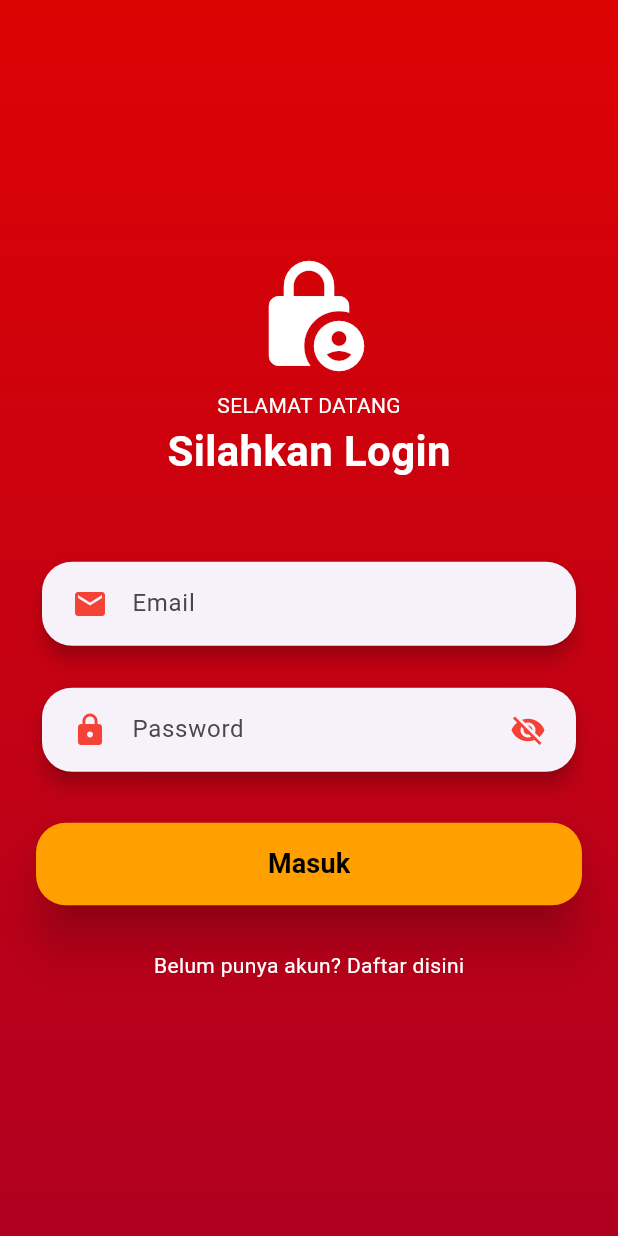
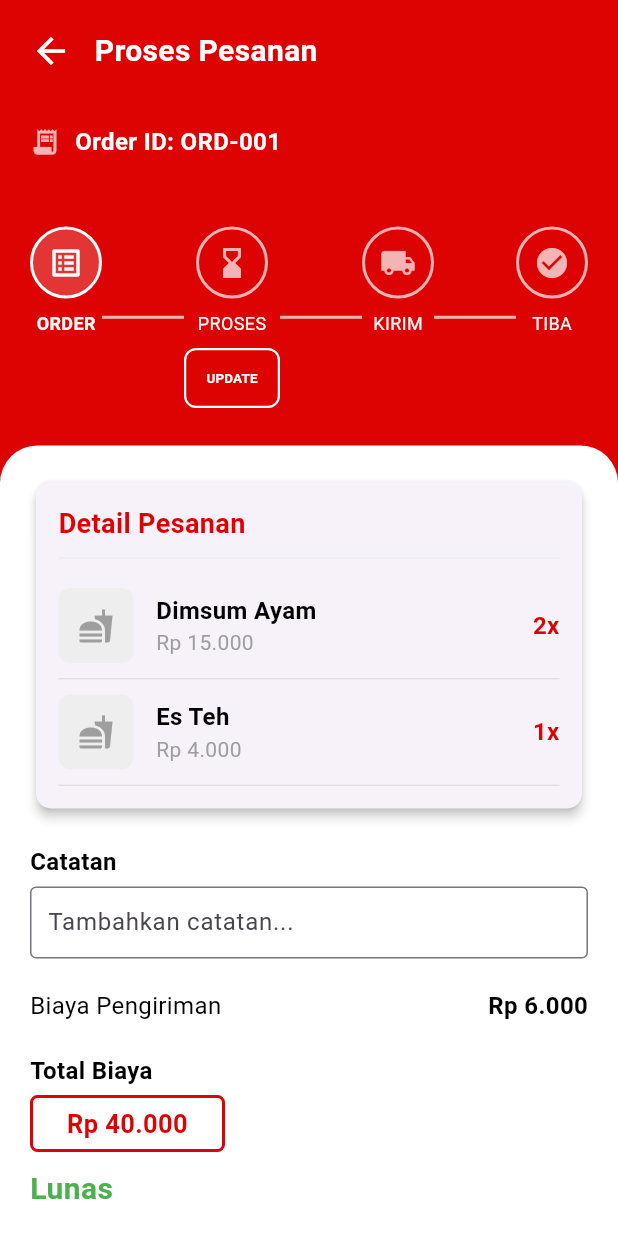
Before and after one commit to IsnaAinur/sumtime, a Flutter app: the screen it shows after launch, on a phone screen of 412 x 824 dp. Run offline on Flutter 3.47's test engine with Material 3 defaults, Android fonts, the light colour scheme and no system bars.

Commit message:
Tambah fitur pemrosesan pemesanan (bagian admin)

```diff
--- a/lib/main.dart
+++ b/lib/main.dart
@@ -1,13 +1,12 @@
 import 'package:flutter/material.dart';
-import 'login.dart';
-import 'beranda.dart';
+import 'pemesanan.dart';
 
 void main() {
-  runApp(const MyApp());
+  runApp(const SumTimeApp());
 }
 
-class MyApp extends StatelessWidget {
-  const MyApp({super.key});
+class SumTimeApp extends StatelessWidget {
+  const SumTimeApp({super.key});
 
   @override
   Widget build(BuildContext context) {
@@ -17,11 +16,9 @@ class MyApp extends StatelessWidget {
       theme: ThemeData(
         primarySwatch: Colors.orange,
       ),
-      // Atur route ke login dan beranda
       initialRoute: '/',
       routes: {
-        '/': (context) => const LoginPage(),
-        '/home': (context) => const BerandaPage(),
+        '/': (context) => const PemesananPage(),
       },
     );
   }
--- /dev/null
+++ b/lib/pemesanan.dart
@@ -0,0 +1,341 @@
+import 'package:flutter/material.dart';
+
+class PemesananPage extends StatefulWidget {
+  const PemesananPage({super.key});
+
+  @override
+  State<PemesananPage> createState() => _PemesananPageState();
+}
+
+class _PemesananPageState extends State<PemesananPage> {
+  static const Color primaryColor = Color(0xFFDD0303);
+  static const Color accentColor = Colors.black;
+  static const Color cardColor = Colors.white;
+
+  final String orderId = 'ORD-001';
+  final String deliveryFee = '6.000';
+  final String totalCost = '40.000';
+
+  int currentStatusIndex = 0;
+
+  final List<Map<String, dynamic>> statusData = [
+    {'title': 'ORDER', 'icon': Icons.list_alt},
+    {'title': 'PROSES', 'icon': Icons.hourglass_bottom},
+    {'title': 'KIRIM', 'icon': Icons.local_shipping},
+    {'title': 'TIBA', 'icon': Icons.check_circle},
+  ];
+
+  final List<Map<String, dynamic>> items = [
+    {'name': 'Dimsum Ayam', 'price': 'Rp 15.000', 'quantity': 2},
+    {'name': 'Es Teh', 'price': 'Rp 4.000', 'quantity': 1},
+  ];
+
+
+  // Update Status
+  void _updateStatus(int targetIndex) {
+    if (targetIndex == currentStatusIndex + 1) {
+      setState(() {
+        currentStatusIndex = targetIndex;
+      });
+      ScaffoldMessenger.of(context).showSnackBar(
+        SnackBar(
+          content: Text('Status berhasil diperbarui menjadi: ${statusData[currentStatusIndex]['title']}'),
+          duration: const Duration(seconds: 1),
+          backgroundColor: Colors.green,
+        ),
+      );
+    }
+  }
+
+  // Tahapan Proses
+  Widget _buildProcessStepWithButton(Map<String, dynamic> data, int index) {
+    bool isActive = index <= currentStatusIndex;
+    Color color = isActive ? Colors.white : Colors.white70;
+    const double buttonAreaHeight = 40;
+
+    return Column(
+      children: [
+        Container(
+          padding: const EdgeInsets.all(10),
+          decoration: BoxDecoration(
+            shape: BoxShape.circle,
+            border: Border.all(color: color, width: 2),
+            color: isActive ? Colors.white.withAlpha(51) : Colors.transparent,
+          ),
+          child: Icon(
+            data['icon'] as IconData,
+            color: color,
+            size: 24,
+          ),
+        ),
+        const SizedBox(height: 8),
+        Text(
+          data['title'] as String,
+          textAlign: TextAlign.center,
+          style: TextStyle(fontSize: 12, color: Colors.white, fontWeight: isActive ? FontWeight.bold : FontWeight.normal),
+        ),
+        const SizedBox(height: 8),
+
+        // Tombol update
+        SizedBox(
+          height: buttonAreaHeight,
+          child: index == currentStatusIndex + 1
+            ? OutlinedButton(
+                onPressed: () => _updateStatus(index),
+                style: OutlinedButton.styleFrom(
+                  foregroundColor: Colors.white,
+                  side: const BorderSide(color: Colors.white, width: 1.5),
+                  padding: const EdgeInsets.symmetric(horizontal: 5, vertical: 2),
+                  shape: RoundedRectangleBorder(borderRadius: BorderRadius.circular(8)),
+                ),
+                child: const Text('UPDATE', style: TextStyle(fontSize: 9, fontWeight: FontWeight.bold)),
+              )
+            : const SizedBox(),
+        ),
+      ],
+    );
+  }
+
+  // Pesanan
+  Widget _buildOrderItem(String name, String price, int quantity) {
+    return Column(
+      children: [
+        Padding(
+          padding: const EdgeInsets.symmetric(vertical: 10.0),
+          child: Row(
+            crossAxisAlignment: CrossAxisAlignment.center,
+            children: [
+              Container(
+                width: 50, height: 50,
+                decoration: BoxDecoration(
+                  borderRadius: BorderRadius.circular(8),
+                  color: Colors.grey[200],
+                ),
+                child: const Icon(Icons.fastfood, color: Colors.grey),
+              ),
+              const SizedBox(width: 15),
+              Expanded(
+                child: Column(
+                  crossAxisAlignment: CrossAxisAlignment.start,
+                  children: [
+                    Text(
+                      name,
+                      style: const TextStyle(fontSize: 16, fontWeight: FontWeight.bold, color: accentColor),
+                    ),
+                    Text(
+                      price,
+                      style: const TextStyle(fontSize: 14, color: Colors.grey),
+                    ),
+                  ],
+                ),
+              ),
+              Text(
+                '${quantity.toString()}x',
+                style: const TextStyle(fontSize: 16, fontWeight: FontWeight.bold, color: primaryColor),
+              ),
+            ],
+          ),
+        ),
+        const Divider(height: 1, color: Color(0xFFE0E0E0))
+      ],
+    );
+  }
+
+  @override
+  Widget build(BuildContext context) {
+    List<Widget> timelineWidgets = [];
+    for (int i = 0; i < statusData.length; i++) {
+      timelineWidgets.add(_buildProcessStepWithButton(statusData[i], i));
+      if (i < statusData.length - 1) {
+        bool isActiveLine = i < currentStatusIndex;
+        Color lineColor = isActiveLine ? Colors.white : Colors.white70;
+
+        timelineWidgets.add(
+          Expanded(
+            child: Container(
+              height: 2,
+              color: lineColor,
+            ),
+          ),
+        );
+      }
+    }
+
+    return Scaffold(
+      backgroundColor: primaryColor,
+      body: SingleChildScrollView(
+        child: Column(
+          crossAxisAlignment: CrossAxisAlignment.start,
+          children: [
+            SafeArea(
+              bottom: false,
+              child: Padding(
+                padding: const EdgeInsets.only(top: 10.0, bottom: 10.0, left: 10.0, right: 20.0),
+                child: Row(
+                  children: [
+                    IconButton(
+                      icon: const Icon(Icons.arrow_back, color: Colors.white, size: 28),
+                      onPressed: () {},
+                    ),
+                    const SizedBox(width: 5),
+                    const Text(
+                      'Proses Pesanan',
+                      style: TextStyle(fontSize: 20, fontWeight: FontWeight.bold, color: Colors.white),
+                    )
+                  ],
+                ),
+              ),
+            ),
+
+            // Header Info Pesanan
+            Container(
+              padding: const EdgeInsets.symmetric(horizontal: 20.0, vertical: 15.0),
+              color: primaryColor,
+              child: Row(
+                children: [
+                  const Icon(Icons.receipt_long, color: Colors.white70, size: 20),
+                  const SizedBox(width: 10),
+                  const Text('Order ID:', style: TextStyle(fontSize: 16, color: Colors.white, fontWeight: FontWeight.bold,)),
+                  Expanded(
+                    child: Text(
+                      ' $orderId',
+                      style: const TextStyle(fontSize: 16, fontWeight: FontWeight.bold, color: Colors.white),
+                      overflow: TextOverflow.ellipsis,
+                    ),
+                  ),
+                ],
+              ),
+            ),
+
+            // Timeline Status
+            Padding(
+              padding: const EdgeInsets.symmetric(horizontal: 20.0, vertical: 15.0),
+              child: Column(
+                crossAxisAlignment: CrossAxisAlignment.start,
+                children: [
+                  const SizedBox(height: 15),
+                  Row(
+                    mainAxisAlignment: MainAxisAlignment.spaceBetween,
+                    children: timelineWidgets,
+                  ),
+                  const SizedBox(height: 10),
+                ],
+              ),
+            ),
+
+            Container(
+              decoration: const BoxDecoration(
+                color: cardColor,
+                borderRadius: BorderRadius.only(
+                  topLeft: Radius.circular(25),
+                  topRight: Radius.circular(25),
+                ),
+              ),
+              child: Padding(
+                padding: const EdgeInsets.all(20.0),
+                child: Column(
+                  crossAxisAlignment: CrossAxisAlignment.start,
+                  children: [
+
+                    // Detail Pesanan
+                    Card(
+                      elevation: 3,
+                      shape: RoundedRectangleBorder(borderRadius: BorderRadius.circular(10)),
+                      child: Padding(
+                        padding: const EdgeInsets.all(15.0),
+                        child: Column(
+                          crossAxisAlignment: CrossAxisAlignment.start,
+                          children: [
+                            const Text('Detail Pesanan', style: TextStyle(fontSize: 18, fontWeight: FontWeight.bold, color: primaryColor)),
+                            const Divider(height: 20, thickness: 1.5, color: Color(0xFFEEEEEE)),
+
+                            // Daftar Item Pesanan
+                            ...items.map((item) {
+                              return _buildOrderItem(item['name'] as String, item['price'] as String, item['quantity'] as int);
+                            }),
+                          ],
+                        ),
+                      ),
+                    ),
+                    const SizedBox(height: 20),
+
+                    // Catatan
+                    const Text('Catatan', style: TextStyle(fontSize: 16, fontWeight: FontWeight.bold, color: accentColor)),
+                    const SizedBox(height: 5),
+                    const TextField(
+                      maxLines: 1,
+                      decoration: InputDecoration(
+                        border: OutlineInputBorder(),
+                        hintText: 'Tambahkan catatan...',
+                        contentPadding: EdgeInsets.all(8.0),
+                        focusedBorder: OutlineInputBorder(
+                          borderSide: BorderSide(color: primaryColor, width: 2),
+                        ),
+                      ),
+                    ),
+                    const SizedBox(height: 20),
+
+                    // Biaya Pengiriman
+                    Row(
+                      mainAxisAlignment: MainAxisAlignment.spaceBetween,
+                      children: [
+                        const Text('Biaya Pengiriman', style: TextStyle(fontSize: 16, color: accentColor)),
+                        Text(
+                          'Rp $deliveryFee',
+                          style: const TextStyle(fontSize: 16, fontWeight: FontWeight.bold, color: accentColor)
+                        ),
+                      ],
+                    ),
+                    const SizedBox(height: 20),
+
+                    // Total Biaya
+                    const Text('Total Biaya', style: TextStyle(fontSize: 16, color: accentColor, fontWeight: FontWeight.bold)),
+                    const SizedBox(height: 5),
+                    Container(
+                      width: 130,
+                      padding: const EdgeInsets.all(5),
+                      decoration: BoxDecoration(
+                        border: Border.all(color: primaryColor, width: 2),
+                        borderRadius: BorderRadius.circular(5),
+                      ),
+                      child: Text(
+                        'Rp $totalCost',
+                        textAlign: TextAlign.center,
+                        style: const TextStyle(fontSize: 17, fontWeight: FontWeight.bold, color: primaryColor),
+                      ),
+                    ),
+                    const SizedBox(height: 10),
+
+                    const Text('Lunas', style: TextStyle(fontSize: 20, fontWeight: FontWeight.bold, color: Colors.green)),
+                    const SizedBox(height: 30),
+
+                    // Tombol Selesai
+                    Row(
+                      mainAxisAlignment: MainAxisAlignment.end,
+                      children: [
+                        ElevatedButton(
+                          onPressed: () {
+                            ScaffoldMessenger.of(context).showSnackBar(
+                              SnackBar(content: Text('Pesanan $orderId telah diselesaikan.')),
+                            );
+                          },
+                          style: ElevatedButton.styleFrom(
+                            backgroundColor: primaryColor,
+                            foregroundColor: Colors.white,
+                            padding: const EdgeInsets.symmetric(horizontal: 30, vertical: 12),
+                            shape: RoundedRectangleBorder(borderRadius: BorderRadius.circular(30)),
+                          ),
+                          child: const Text('Selesai', style: TextStyle(fontSize: 18)),
+                        ),
+                      ],
+                    )
+                  ],
+                ),
+              ),
+            )
+          ],
+        ),
+      ),
+    );
+  }
+}
```
